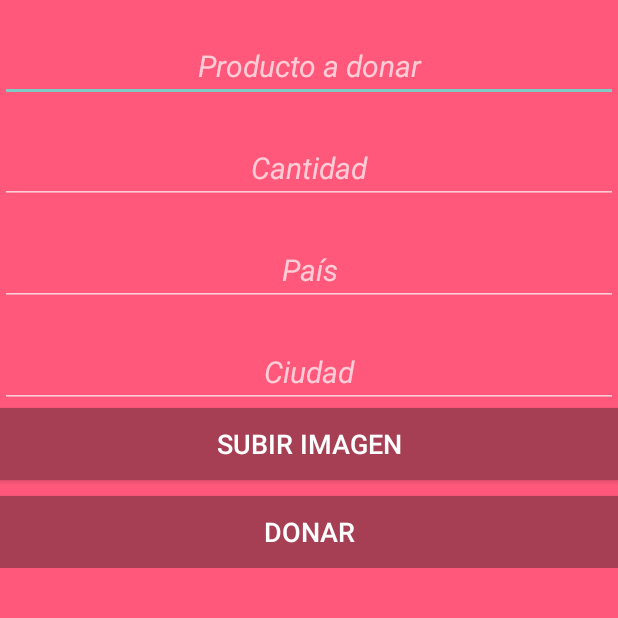
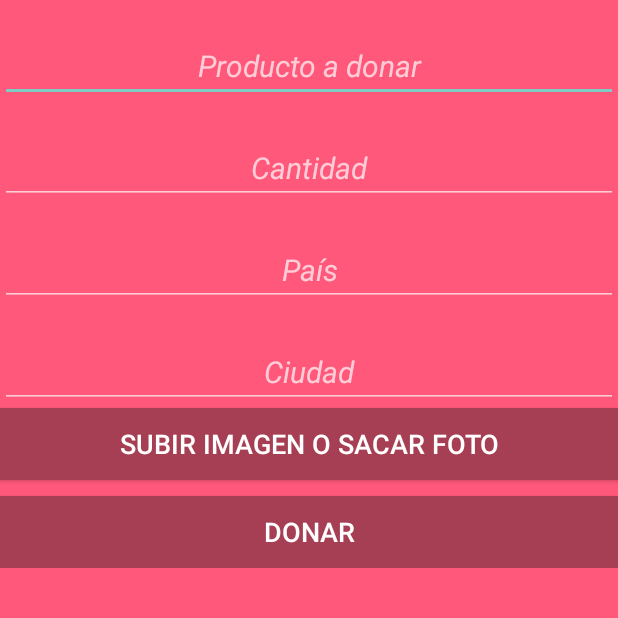
Before and after one commit to sbritos58/imagineAndroide, an Android app: the AgregarProducto screen opened directly, with no data from a screen before it, on a phone screen of 412 x 824 dp, the top half of it. Run offline under Robolectric (Android 15) with nearby library versions, the light colour scheme and no system bars; our stand-ins replace Firebase (no records; nobody signed in at launch, a user with empty details on screens opened directly).

Commit message:
Version 2.0 sumando agregar producto con imagen incluida

```diff
--- a/app/src/main/AndroidManifest.xml
+++ b/app/src/main/AndroidManifest.xml
@@ -6,6 +6,7 @@
     <uses-permission android:name="android.permission.ACCESS_FINE_LOCATION" />
     <uses-permission android:name="android.permission.WRITE_EXTERNAL_STORAGE" />
     <uses-permission android:name="android.permission.READ_EXTERNAL_STORAGE" />
+    <uses-permission android:name="android.permission.CAMERA" />
 
     <application
         android:name=".app.MyApp"
--- a/app/src/main/res/values/strings.xml
+++ b/app/src/main/res/values/strings.xml
@@ -24,7 +24,7 @@
     <string name="ProductoCantidad">Cantidad</string>
     <string name="ProductoPais">País</string>
     <string name="ProductoCiudad">Ciudad</string>
-    <string name="ProductoFoto">Subir imagen</string>
+    <string name="ProductoFoto">Subir imagen o sacar foto</string>
 
 
     <!-- TODO: Remove or change this placeholder text -->
```
